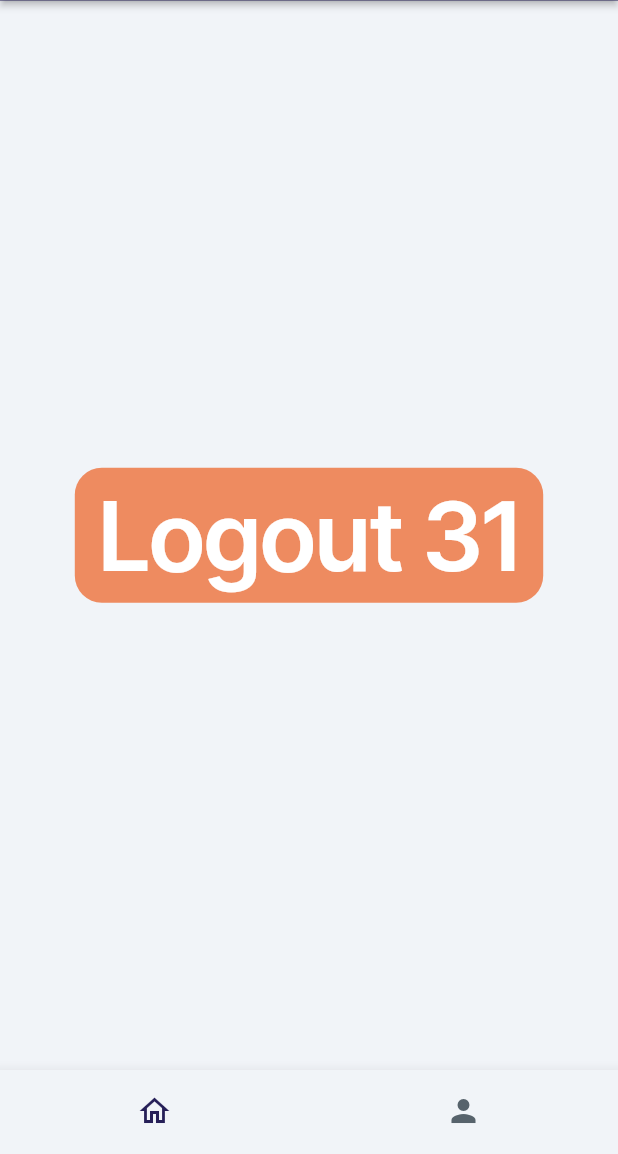
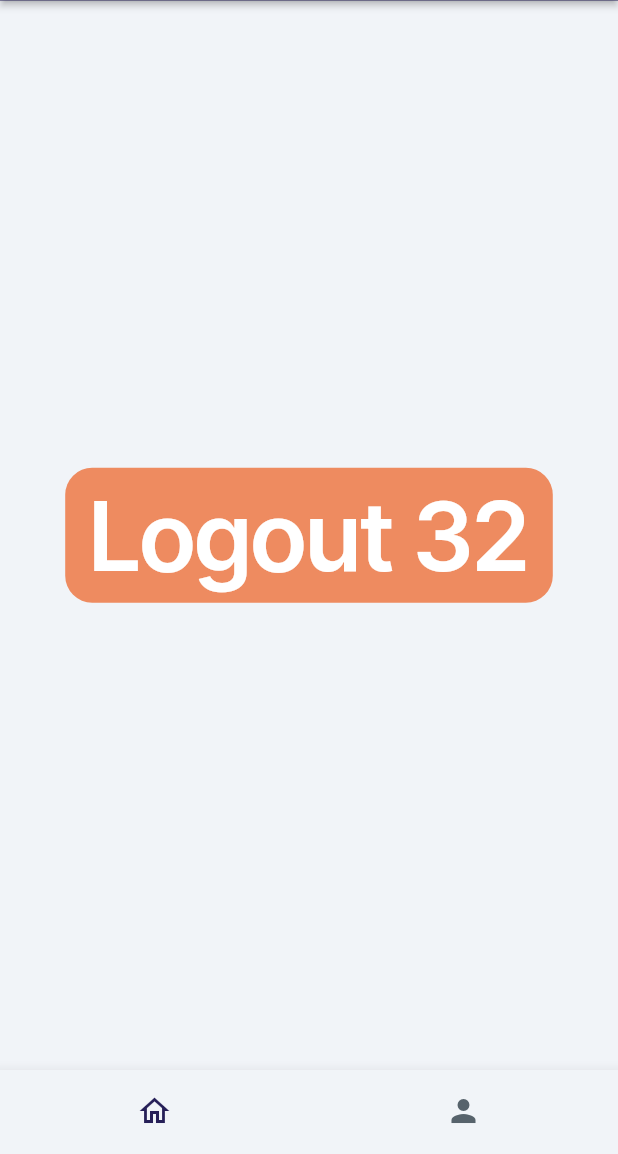
Before and after one commit to ffhr/FlutterFlowBenchmark, a Flutter app: the screen it shows once a user with an empty profile is signed in, on a phone screen of 412 x 824 dp, the part 82-1236 px from its top. Run offline on Flutter 3.47's test engine with Material 3 defaults, Android fonts, the phone set to English and light mode, and no system bars; drawn by our look-alikes of auto_size_text; our stand-ins replace firebase_auth, firebase_core, font_awesome_flutter, from_css_color, go_router, google_fonts and 6 more; missing offline and left inert: json_path; accounts and stored records are empty; statements that could not run were skipped.

Commit message:
Updating to latest FlutterFlow output.

```diff
--- a/lib/pages/home_page/home_page_widget.dart
+++ b/lib/pages/home_page/home_page_widget.dart
@@ -78,7 +78,7 @@ class _HomePageWidgetState extends State<HomePageWidget> {
 
                     context.goNamedAuth('LoginPage', context.mounted);
                   },
-                  text: 'Logout 31',
+                  text: 'Logout 32',
                   options: FFButtonOptions(
                     height: 90.0,
                     padding:
```
